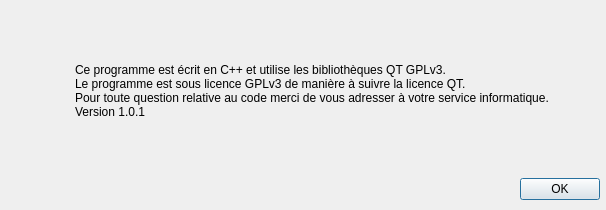
The window that propos.ui (SPSLTIC/app-directory) describes before a commit, drawn with Qt 5.
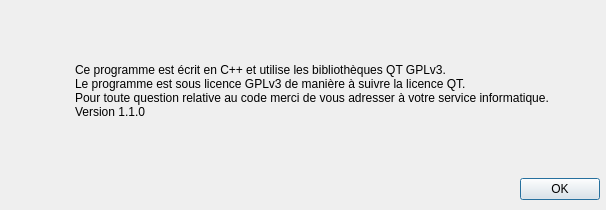
The same window after the commit. Icons and pictures are not drawn.

The edit to the form file:
```diff
--- a/propos.ui
+++ b/propos.ui
@@ -50,7 +50,7 @@
          <string>Ce programme est écrit en C++ et utilise les bibliothèques QT GPLv3.
 Le programme est sous licence GPLv3 de manière à suivre la licence QT.
 Pour toute question relative au code merci de vous adresser à votre service informatique.
-Version 1.0.1</string>
+Version 1.1.0</string>
         </property>
         <property name="wordWrap">
          <bool>true</bool>
```
